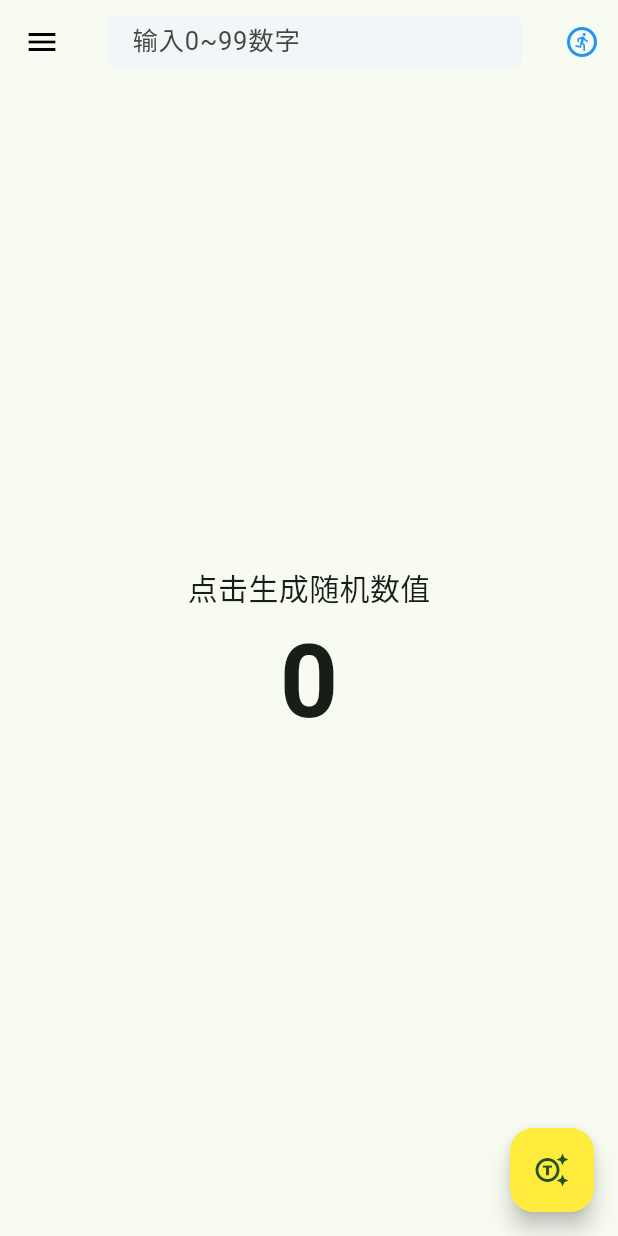
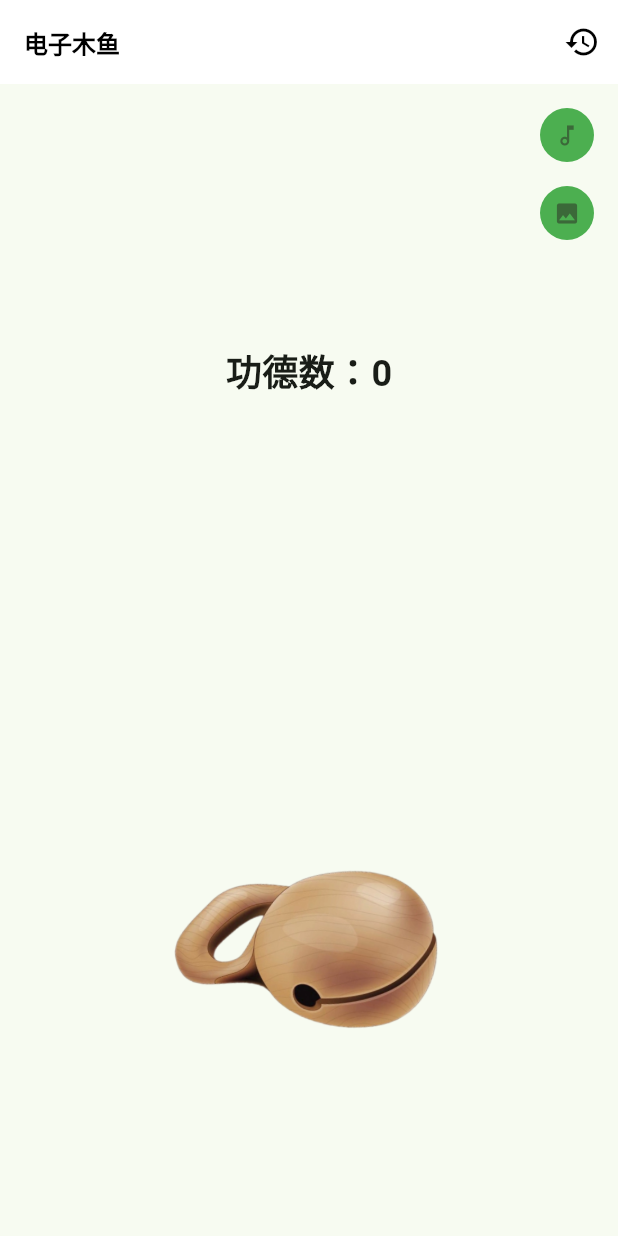
Before and after one commit to weiwei3381/Flutter_Course, a Flutter app: the screen it shows after launch, on a phone screen of 412 x 824 dp. Run offline on Flutter 3.47's test engine with Material 3 defaults, Android fonts, the phone set to English and light mode, and no system bars; missing offline and left inert: flame_audio.

Commit message:
add: 增加木鱼的图像选择

```diff
--- /dev/null
+++ b/devtools_options.yaml
@@ -0,0 +1,3 @@
+description: This file stores settings for Dart & Flutter DevTools.
+documentation: https://docs.flutter.dev/tools/devtools/extensions#configure-extension-enablement-states
+extensions:
--- a/lib/main.dart
+++ b/lib/main.dart
@@ -1,6 +1,7 @@
 import 'package:flutter/material.dart';
 import './counter/counter_page.dart';
 import './guess/guess_page.dart';
+import './muyu/muyu_page.dart';
 
 void main() {
   runApp(const MyApp());
@@ -13,12 +14,12 @@
   @override
   Widget build(BuildContext context) {
     return MaterialApp(
-      title: '猜数字',
+      title: '电子木鱼',
       theme: ThemeData(
         colorScheme: ColorScheme.fromSeed(seedColor: Colors.green),
         useMaterial3: true,
       ),
-      home: const GuessPage(title: '猜数字主页'),
+      home: const MuyuPage(),
     );
   }
 }
--- /dev/null
+++ b/lib/muyu/count_panel.dart
@@ -0,0 +1,53 @@
+import 'package:flutter/material.dart';
+
+class CountPanel extends StatelessWidget {
+  final int count;
+  final VoidCallback onTapSwitchAudio;
+  final VoidCallback onTapSwitchImage;
+
+  const CountPanel({
+    super.key,
+    required this.count,
+    required this.onTapSwitchAudio,
+    required this.onTapSwitchImage
+  });
+
+  @override
+  Widget build(BuildContext context) {
+    // 按钮样式
+    final ButtonStyle style = ElevatedButton.styleFrom(
+      minimumSize: const Size(36, 36), // 最小尺寸
+      padding: EdgeInsets.zero, // 边距
+      backgroundColor: Colors.green,
+      elevation: 0,
+    );
+
+    return Stack(
+      children: [
+        Center(
+            child: Text(
+              '功德数：$count',
+              style: TextStyle(fontSize: 24, fontWeight: FontWeight.bold),
+            )),
+        Positioned(
+            right: 10,
+            top: 10,
+            child: Wrap(
+              spacing: 4,
+              direction: Axis.vertical,
+              children: [
+                ElevatedButton(
+                  child: Icon((Icons.music_note_outlined)),
+                  style: style,
+                  onPressed: onTapSwitchAudio,
+                ),
+                ElevatedButton(
+                  child: Icon((Icons.image)),
+                  style: style,
+                  onPressed: onTapSwitchImage,
+                )
+              ],
+            ))
+      ],
+    );
+  }}
--- /dev/null
+++ b/lib/muyu/models/image_option.dart
@@ -0,0 +1,8 @@
+class ImageOption{
+  final String name;  // 名称
+  final String src;  // 资源
+  final int min;  // 每次点击时功德最小值
+  final int max;  // 每次点击时功德的最大值
+
+  const ImageOption(this.name, this.src, this.min, this.max);
+}
--- /dev/null
+++ b/lib/muyu/muyu_image.dart
@@ -0,0 +1,27 @@
+import 'dart:math';
+import 'package:flutter/material.dart';
+
+class MuyuAssetsImage extends StatelessWidget{
+  final String image;
+  final VoidCallback onTap;
+
+  const MuyuAssetsImage({
+    super.key,
+    required this.image,
+    required this.onTap
+});
+
+  @override
+  Widget build(BuildContext context) {
+    return Center(
+        child: GestureDetector(  // 使用GestureDetector组件监听点击回调
+          onTap: onTap,
+          child: Image.asset(
+            image,
+            height: 180,
+          ),
+        )
+    );
+  }
+
+}
--- /dev/null
+++ b/lib/muyu/muyu_page.dart
@@ -0,0 +1,129 @@
+import 'dart:math';
+import 'dart:ui';
+
+import 'package:flame_audio/flame_audio.dart';
+import 'package:flutter/cupertino.dart';
+import 'package:flutter/material.dart';
+import 'package:flutter_first_station/muyu/animate_text.dart';
+import 'package:flutter_first_station/muyu/models/image_option.dart';
+import 'package:flutter_first_station/muyu/muyu_image.dart';
+import 'package:flutter_first_station/muyu/options/select_image.dart';
+import './count_panel.dart';
+
+// 敲木鱼的主页面
+class MuyuPage extends StatefulWidget {
+  const MuyuPage({Key? key}) : super(key: key);
+
+  @override
+  State<StatefulWidget> createState() => _MuyuPageState();
+}
+
+// 敲木鱼的状态类
+class _MuyuPageState extends State<MuyuPage> {
+  void _toHistory() {}
+
+  void _onTapSwitchAudio() {}
+
+  int _count = 0; // 当前的功德数
+  int _curValue = 0; // 每次新增的值
+  final Random _random = Random(); // 随机数种子
+  AudioPool? pool; // 音频资源池
+  final List<ImageOption> imageOptions = const [
+    ImageOption('基础版', 'assets/images/muyu.png', 1, 3),
+    ImageOption('尊享版', 'assets/images/muyu_2.png', 3, 6),
+  ];
+  int _activeImageIndex = 0; // 激活的木鱼图片索引
+  // 激活的图像
+  String get activeImage => imageOptions[_activeImageIndex].src;
+
+  // 敲击时增加的数值
+  int get knockValue {
+    int min = imageOptions[_activeImageIndex].min;
+    int max = imageOptions[_activeImageIndex].max;
+    return min + _random.nextInt(max + 1 - min);
+  }
+
+  // 点击敲击木鱼
+  void _onKnock() {
+    pool?.start(); // 播放音频资源
+    setState(() {
+      _curValue = knockValue; // 使用激活的木鱼随机功德值
+      _count += _curValue;
+    });
+  }
+
+  void _onSelectImage(int value) {
+    Navigator.of(context).pop(); // 确保选择时关闭底部弹框
+    if (value == _activeImageIndex) return;
+    setState(() {
+      _activeImageIndex = value;
+    });
+  }
+
+  // 点击切换图片
+  void _onTapSwitchImage() {
+    // 显示模态框
+    showCupertinoModalPopup(
+        context: context,
+        builder: (BuildContext context) {
+          return ImageOptionPanel(
+              imageOptions: imageOptions,
+              onSelect: _onSelectImage,
+              activeIndex: _activeImageIndex);
+        });
+  }
+
+  @override
+  void initState() {
+    super.initState();
+    _initAudioPool();
+  }
+
+  // 初始化音频资源信息
+  void _initAudioPool() async {
+    pool = await FlameAudio.createPool('muyu_2.mp3', maxPlayers: 4);
+  }
+
+  @override
+  Widget build(BuildContext context) {
+    return Scaffold(
+      appBar: AppBar(
+        elevation: 0,
+        // 标题栏的阴影深度
+        backgroundColor: Colors.white,
+        // 标题栏的背景色
+        title: const Text('电子木鱼'),
+        // 标题文字
+        // 标题文字样式
+        titleTextStyle: const TextStyle(
+            color: Colors.black, fontSize: 16, fontWeight: FontWeight.bold),
+        iconTheme: const IconThemeData(color: Colors.black),
+        // 标题栏的图标主题
+        actions: [
+          IconButton(onPressed: _toHistory, icon: const Icon(Icons.history))
+        ],
+      ),
+      body: Column(
+        children: [
+          Expanded(
+              child: CountPanel(
+                  count: _count,
+                  onTapSwitchAudio: _onTapSwitchAudio,
+                  onTapSwitchImage: _onTapSwitchImage)),
+          Expanded(
+            child: Stack(
+              alignment: Alignment.topCenter,
+              children: [
+                if (_curValue > 0) AnimateText(text: '功德+$_curValue'),
+                MuyuAssetsImage(
+                  image: activeImage,
+                  onTap: _onKnock,
+                )
+              ],
+            ),
+          )
+        ],
+      ),
+    );
+  }
+}
```
Also changed, not shown: lib/muyu/animate_text.dart (added, +58 -0 lines), lib/muyu/options/select_image.dart (added, +83 -0 lines), pubspec.yaml (+4 -68 lines), assets/images/muyu.png (added), assets/images/muyu_2.png (added), pubspec.lock, 8 other files.
